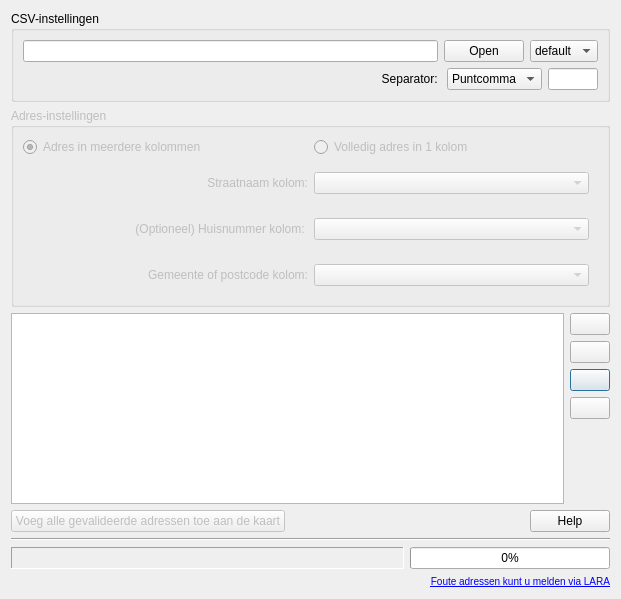
Qt form ui_geopunt4QgisBatchGeoCode.ui (warrieka/geopunt4Qgis) before a commit.
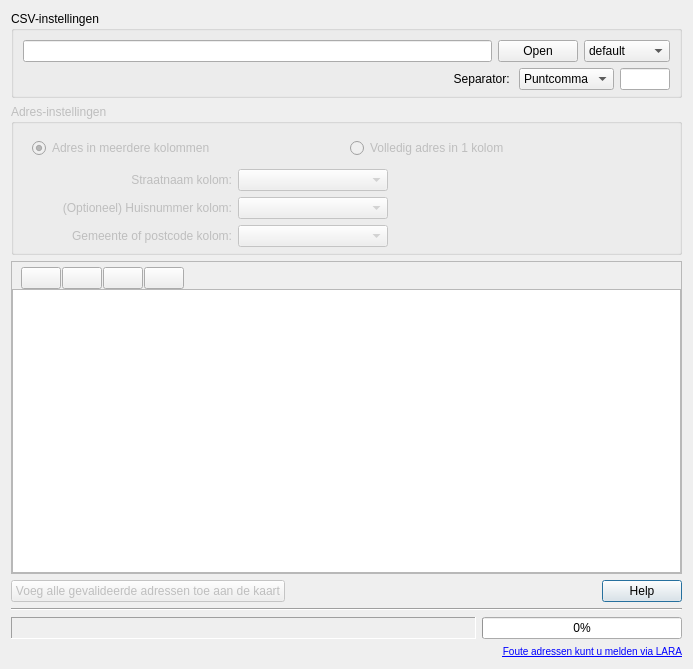
The same form after that commit. Icons and pictures are not drawn.

Diff of the .ui file:
```diff
--- a/ui_geopunt4QgisBatchGeoCode.ui
+++ b/ui_geopunt4QgisBatchGeoCode.ui
@@ -7,8 +7,8 @@
    <rect>
     <x>0</x>
     <y>0</y>
-    <width>621</width>
-    <height>599</height>
+    <width>693</width>
+    <height>669</height>
    </rect>
   </property>
   <property name="contextMenuPolicy">
@@ -34,6 +34,9 @@
       <string>CSV-instellingen</string>
      </property>
      <layout class="QVBoxLayout" name="verticalLayout">
+      <property name="bottomMargin">
+       <number>5</number>
+      </property>
       <item>
        <layout class="QHBoxLayout" name="horizontalLayout">
         <item>
@@ -86,7 +89,7 @@
           </item>
           <item>
            <property name="text">
-            <string>latin</string>
+            <string>ansi latin1</string>
            </property>
           </item>
           <item>
@@ -188,8 +191,18 @@
       <string>Adres-instellingen</string>
      </property>
      <layout class="QVBoxLayout" name="verticalLayout_2">
+      <property name="bottomMargin">
+       <number>5</number>
+      </property>
       <item>
+       <widget class="QWidget" name="adresColWgt" native="true">
        <layout class="QHBoxLayout" name="chooseWgt">
+         <property name="topMargin">
+          <number>5</number>
+         </property>
+         <property name="bottomMargin">
+          <number>5</number>
+         </property>
         <item>
          <widget class="QRadioButton" name="multipleColChk">
           <property name="text">
@@ -208,18 +221,31 @@
          </widget>
         </item>
        </layout>
+       </widget>
       </item>
       <item>
        <widget class="QWidget" name="adresChooseWgt" native="true">
-        <layout class="QHBoxLayout" name="horizontalLayout_4">
-         <item>
+        <layout class="QFormLayout" name="formLayout">
+         <property name="topMargin">
+          <number>0</number>
+         </property>
+         <property name="bottomMargin">
+          <number>0</number>
+         </property>
+         <item row="0" column="0">
           <widget class="QLabel" name="adresColLbl">
            <property name="sizePolicy">
-            <sizepolicy hsizetype="Expanding" vsizetype="Minimum">
+            <sizepolicy hsizetype="Fixed" vsizetype="Preferred">
              <horstretch>0</horstretch>
              <verstretch>0</verstretch>
             </sizepolicy>
            </property>
+           <property name="minimumSize">
+            <size>
+             <width>200</width>
+             <height>0</height>
+            </size>
+           </property>
            <property name="text">
             <string>Straatnaam kolom:</string>
            </property>
@@ -228,14 +254,20 @@
            </property>
           </widget>
          </item>
-         <item>
+         <item row="0" column="1">
           <widget class="QComboBox" name="adresColSelect">
            <property name="sizePolicy">
-            <sizepolicy hsizetype="Expanding" vsizetype="Preferred">
+            <sizepolicy hsizetype="Fixed" vsizetype="Preferred">
              <horstretch>0</horstretch>
              <verstretch>0</verstretch>
             </sizepolicy>
            </property>
+           <property name="minimumSize">
+            <size>
+             <width>150</width>
+             <height>0</height>
+            </size>
+           </property>
           </widget>
          </item>
         </layout>
@@ -243,34 +275,77 @@
       </item>
       <item>
        <widget class="QWidget" name="huisnrChooseWgt" native="true">
-        <layout class="QHBoxLayout" name="horizontalLayout_6">
-         <item>
+        <layout class="QFormLayout" name="formLayout_3">
+         <property name="topMargin">
+          <number>0</number>
+         </property>
+         <property name="bottomMargin">
+          <number>0</number>
+         </property>
+         <item row="0" column="0">
           <widget class="QLabel" name="huisnrLbl">
+           <property name="sizePolicy">
+            <sizepolicy hsizetype="Fixed" vsizetype="Preferred">
+             <horstretch>0</horstretch>
+             <verstretch>0</verstretch>
+            </sizepolicy>
+           </property>
+           <property name="minimumSize">
+            <size>
+             <width>200</width>
+             <height>0</height>
+            </size>
+           </property>
            <property name="text">
-            <string>(Optioneel) Huisnummer kolom: </string>
+            <string>(Optioneel) Huisnummer kolom:</string>
            </property>
            <property name="alignment">
             <set>Qt::AlignRight|Qt::AlignTrailing|Qt::AlignVCenter</set>
            </property>
           </widget>
          </item>
-         <item>
-          <widget class="QComboBox" name="huisnrSelect"/>
+         <item row="0" column="1">
+          <widget class="QComboBox" name="huisnrSelect">
+           <property name="sizePolicy">
+            <sizepolicy hsizetype="Fixed" vsizetype="Preferred">
+             <horstretch>0</horstretch>
+             <verstretch>0</verstretch>
+            </sizepolicy>
+           </property>
+           <property name="minimumSize">
+            <size>
+             <width>150</width>
+             <height>0</height>
+            </size>
+           </property>
+          </widget>
          </item>
         </layout>
        </widget>
       </item>
       <item>
        <widget class="QWidget" name="gemeenteChooseWgt" native="true">
-        <layout class="QHBoxLayout" name="horizontalLayout_3">
-         <item>
+        <layout class="QFormLayout" name="formLayout_2">
+         <property name="topMargin">
+          <number>0</number>
+         </property>
+         <property name="bottomMargin">
+          <number>0</number>
+         </property>
+         <item row="0" column="0">
           <widget class="QLabel" name="gemeenteColLbl">
            <property name="sizePolicy">
-            <sizepolicy hsizetype="Expanding" vsizetype="Preferred">
+            <sizepolicy hsizetype="Fixed" vsizetype="Preferred">
              <horstretch>0</horstretch>
              <verstretch>0</verstretch>
             </sizepolicy>
            </property>
+           <property name="minimumSize">
+            <size>
+             <width>200</width>
+             <height>0</height>
+            </size>
+           </property>
            <property name="text">
             <string>Gemeente of postcode kolom:</string>
            </property>
@@ -279,14 +354,20 @@
            </property>
           </widget>
          </item>
-         <item>
+         <item row="0" column="1">
           <widget class="QComboBox" name="gemeenteColSelect">
            <property name="sizePolicy">
-            <sizepolicy hsizetype="Expanding" vsizetype="Fixed">
+            <sizepolicy hsizetype="Fixed" vsizetype="Preferred">
              <horstretch>0</horstretch>
              <verstretch>0</verstretch>
             </sizepolicy>
            </property>
+           <property name="minimumSize">
+            <size>
+             <width>150</width>
+             <height>0</height>
+            </size>
+           </property>
           </widget>
          </item>
         </layout>
@@ -298,75 +379,49 @@
    <item>
     <widget class="QFrame" name="tlFrame">
      <property name="frameShape">
-      <enum>QFrame::NoFrame</enum>
+      <enum>QFrame::StyledPanel</enum>
      </property>
      <property name="frameShadow">
       <enum>QFrame::Plain</enum>
      </property>
-     <layout class="QGridLayout" name="gridLayout">
-      <property name="margin">
+     <layout class="QVBoxLayout" name="verticalLayout_5">
+      <property name="spacing">
        <number>0</number>
       </property>
-      <item row="2" column="1">
-       <widget class="QPushButton" name="zoomToSelBtn">
-        <property name="sizePolicy">
-         <sizepolicy hsizetype="Fixed" vsizetype="Fixed">
-          <horstretch>0</horstretch>
-          <verstretch>0</verstretch>
-         </sizepolicy>
-        </property>
-        <property name="toolTip">
-         <string>Zoom naar selectie</string>
-        </property>
-        <property name="text">
-         <string/>
-        </property>
-        <property name="icon">
-         <iconset resource="resources.qrc">
-          <normaloff>:/plugins/geopunt4Qgis/images/binocularsSmall.png</normaloff>:/plugins/geopunt4Qgis/images/binocularsSmall.png</iconset>
-        </property>
-        <property name="autoDefault">
-         <bool>false</bool>
+      <property name="leftMargin">
+       <number>0</number>
+      </property>
+      <property name="topMargin">
+       <number>0</number>
+      </property>
+      <property name="rightMargin">
+       <number>0</number>
+      </property>
+      <property name="bottomMargin">
+       <number>0</number>
+      </property>
+      <item>
+       <widget class="QFrame" name="toolFrame">
+        <property name="frameShape">
+         <enum>QFrame::NoFrame</enum>
         </property>
-        <property name="default">
-         <bool>true</bool>
+        <property name="frameShadow">
+         <enum>QFrame::Sunken</enum>
         </property>
-       </widget>
-      </item>
-      <item row="4" column="1">
-       <spacer name="verticalSpacer">
-        <property name="orientation">
-         <enum>Qt::Vertical</enum>
-        </property>
-        <property name="sizeHint" stdset="0">
-         <size>
-          <width>20</width>
-          <height>40</height>
-         </size>
-        </property>
-       </spacer>
-      </item>
-      <item row="1" column="1">
-       <widget class="QPushButton" name="validateSelBtn">
-        <property name="toolTip">
-         <string>Valideer selectie</string>
-        </property>
-        <property name="text">
-         <string/>
-        </property>
-        <property name="icon">
-         <iconset resource="resources.qrc">
-          <normaloff>:/plugins/geopunt4Qgis/images/select.png</normaloff>:/plugins/geopunt4Qgis/images/select.png</iconset>
-        </property>
-        <property name="autoDefault">
-         <bool>false</bool>
-        </property>
-       </widget>
-      </item>
-      <item row="0" column="1">
+        <layout class="QHBoxLayout" name="horizontalLayout_5">
+         <property name="spacing">
+          <number>1</number>
+         </property>
+         <property name="topMargin">
+          <number>5</number>
+         </property>
+         <property name="bottomMargin">
+          <number>0</number>
+         </property>
+         <item>
        <widget class="QPushButton" name="validateBtn">
         <property name="sizePolicy">
-         <sizepolicy hsizetype="Minimum" vsizetype="Minimum">
+            <sizepolicy hsizetype="Fixed" vsizetype="Fixed">
           <horstretch>0</horstretch>
           <verstretch>0</verstretch>
          </sizepolicy>
@@ -386,7 +441,95 @@
         </property>
        </widget>
       </item>
-      <item row="0" column="0" rowspan="6">
+         <item>
+          <widget class="QPushButton" name="validateSelBtn">
+           <property name="sizePolicy">
+            <sizepolicy hsizetype="Fixed" vsizetype="Fixed">
+             <horstretch>0</horstretch>
+             <verstretch>0</verstretch>
+            </sizepolicy>
+           </property>
+           <property name="toolTip">
+            <string>Valideer selectie</string>
+           </property>
+           <property name="text">
+            <string/>
+           </property>
+           <property name="icon">
+            <iconset resource="resources.qrc">
+             <normaloff>:/plugins/geopunt4Qgis/images/select.png</normaloff>:/plugins/geopunt4Qgis/images/select.png</iconset>
+           </property>
+           <property name="autoDefault">
+            <bool>false</bool>
+           </property>
+          </widget>
+         </item>
+         <item>
+          <widget class="QPushButton" name="zoomToSelBtn">
+           <property name="sizePolicy">
+            <sizepolicy hsizetype="Fixed" vsizetype="Fixed">
+             <horstretch>0</horstretch>
+             <verstretch>0</verstretch>
+            </sizepolicy>
+           </property>
+           <property name="toolTip">
+            <string>Zoom naar selectie</string>
+           </property>
+           <property name="text">
+            <string/>
+           </property>
+           <property name="icon">
+            <iconset resource="resources.qrc">
+             <normaloff>:/plugins/geopunt4Qgis/images/binocularsSmall.png</normaloff>:/plugins/geopunt4Qgis/images/binocularsSmall.png</iconset>
+           </property>
+           <property name="autoDefault">
+            <bool>false</bool>
+           </property>
+           <property name="default">
+            <bool>false</bool>
+           </property>
+          </widget>
+         </item>
+         <item>
+          <widget class="QPushButton" name="adresFromMapBtn">
+           <property name="sizePolicy">
+            <sizepolicy hsizetype="Fixed" vsizetype="Fixed">
+             <horstretch>0</horstretch>
+             <verstretch>0</verstretch>
+            </sizepolicy>
+           </property>
+           <property name="toolTip">
+            <string>Prik locatie op kaart</string>
+           </property>
+           <property name="text">
+            <string/>
+           </property>
+           <property name="icon">
+            <iconset resource="resources.qrc">
+             <normaloff>:/plugins/geopunt4Qgis/images/prik.png</normaloff>:/plugins/geopunt4Qgis/images/prik.png</iconset>
+           </property>
+           <property name="autoDefault">
+            <bool>false</bool>
+           </property>
+          </widget>
+         </item>
+         <item>
+          <spacer name="horizontalSpacer">
+           <property name="orientation">
+            <enum>Qt::Horizontal</enum>
+           </property>
+           <property name="sizeHint" stdset="0">
+            <size>
+             <width>40</width>
+             <height>20</height>
+            </size>
+           </property>
+          </spacer>
+         </item>
+        </layout>
+       </widget>
+      </item>
+      <item>
        <widget class="QTableWidget" name="outPutTbl">
         <property name="contextMenuPolicy">
          <enum>Qt::ActionsContextMenu</enum>
@@ -402,28 +545,11 @@
         </property>
        </widget>
       </item>
-      <item row="3" column="1">
-       <widget class="QPushButton" name="adresFromMapBtn">
-        <property name="toolTip">
-         <string>Prik locatie op kaart</string>
-        </property>
-        <property name="text">
-         <string/>
-        </property>
-        <property name="icon">
-         <iconset resource="resources.qrc">
-          <normaloff>:/plugins/geopunt4Qgis/images/prik.png</normaloff>:/plugins/geopunt4Qgis/images/prik.png</iconset>
-        </property>
-        <property name="autoDefault">
-         <bool>false</bool>
-        </property>
-       </widget>
-      </item>
      </layout>
     </widget>
    </item>
    <item>
-    <layout class="QHBoxLayout" name="horizontalLayout_9">
+    <layout class="QHBoxLayout" name="bottomBtns">
      <item>
       <widget class="QPushButton" name="addToMapKnop">
        <property name="enabled">
@@ -494,7 +620,16 @@
       <bool>false</bool>
      </property>
      <layout class="QHBoxLayout" name="horizontalLayout_8">
-      <property name="margin">
+      <property name="leftMargin">
+       <number>0</number>
+      </property>
+      <property name="topMargin">
+       <number>0</number>
+      </property>
+      <property name="rightMargin">
+       <number>0</number>
+      </property>
+      <property name="bottomMargin">
        <number>0</number>
       </property>
       <item>
@@ -570,7 +705,7 @@
   <action name="actionAddValidToMap">
    <property name="icon">
     <iconset resource="resources.qrc">
-     <normaloff>:/plugins/geopunt4Qgis/images/qgis-icon-16x16.png</normaloff>:/plugins/geopunt4Qgis/images/qgis-icon-16x16.png</iconset>
+     <normaloff>:/plugins/geopunt4Qgis/images/addPointLayer.png</normaloff>:/plugins/geopunt4Qgis/images/addPointLayer.png</iconset>
    </property>
    <property name="text">
     <string>Voeg alle valide adressen toe aan de kaart</string>
```
Left out of the diff: 36 changed lines with no effect on the pictures. Lines whose indentation alone changed are shown as unchanged.
